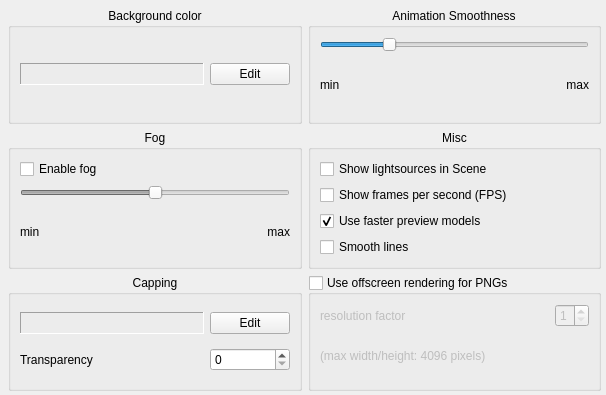
Above: source/VIEW/DIALOGS/stageSettings.ui from BALL-Project/ball before the change. Below: the same form after it.
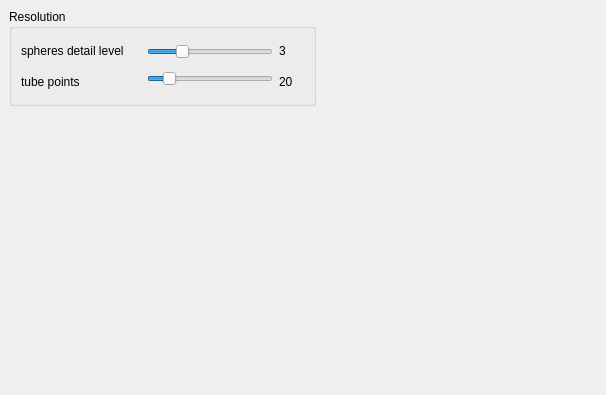
That is the form after the change.

Commit message: added RTFact resolution parameters to the "Preference"-dialog - entry "Display"

```diff
--- a/source/VIEW/DIALOGS/stageSettings.ui
+++ b/source/VIEW/DIALOGS/stageSettings.ui
@@ -22,7 +22,7 @@
     </rect>
    </property>
    <property name="currentIndex" >
-    <number>0</number>
+    <number>4</number>
    </property>
    <widget class="QWidget" name="Main" >
     <layout class="QGridLayout" >
@@ -978,6 +978,272 @@
      </item>
     </layout>
    </widget>
+   <widget class="QWidget" name="RTFact" >
+    <widget class="QWidget" name="" >
+     <property name="geometry" >
+      <rect>
+       <x>10</x>
+       <y>10</y>
+       <width>614</width>
+       <height>390</height>
+      </rect>
+     </property>
+     <layout class="QHBoxLayout" >
+      <property name="margin" >
+       <number>0</number>
+      </property>
+      <property name="spacing" >
+       <number>6</number>
+      </property>
+      <item>
+       <layout class="QVBoxLayout" >
+        <property name="margin" >
+         <number>0</number>
+        </property>
+        <property name="spacing" >
+         <number>6</number>
+        </property>
+        <item>
+         <widget class="QGroupBox" name="groupBox_9" >
+          <property name="title" >
+           <string>Resolution</string>
+          </property>
+          <layout class="QGridLayout" >
+           <property name="margin" >
+            <number>9</number>
+           </property>
+           <property name="spacing" >
+            <number>6</number>
+           </property>
+           <item row="0" column="0" >
+            <layout class="QHBoxLayout" >
+             <property name="margin" >
+              <number>0</number>
+             </property>
+             <property name="spacing" >
+              <number>6</number>
+             </property>
+             <item>
+              <layout class="QVBoxLayout" >
+               <property name="margin" >
+                <number>0</number>
+               </property>
+               <property name="spacing" >
+                <number>6</number>
+               </property>
+               <item>
+                <widget class="QLabel" name="textLabel1_51" >
+                 <property name="sizePolicy" >
+                  <sizepolicy>
+                   <hsizetype>0</hsizetype>
+                   <vsizetype>0</vsizetype>
+                   <horstretch>0</horstretch>
+                   <verstretch>0</verstretch>
+                  </sizepolicy>
+                 </property>
+                 <property name="minimumSize" >
+                  <size>
+                   <width>120</width>
+                   <height>25</height>
+                  </size>
+                 </property>
+                 <property name="maximumSize" >
+                  <size>
+                   <width>140</width>
+                   <height>25</height>
+                  </size>
+                 </property>
+                 <property name="text" >
+                  <string>spheres detail level</string>
+                 </property>
+                </widget>
+               </item>
+               <item>
+                <widget class="QLabel" name="textLabel1_52" >
+                 <property name="sizePolicy" >
+                  <sizepolicy>
+                   <hsizetype>0</hsizetype>
+                   <vsizetype>0</vsizetype>
+                   <horstretch>0</horstretch>
+                   <verstretch>0</verstretch>
+                  </sizepolicy>
+                 </property>
+                 <property name="minimumSize" >
+                  <size>
+                   <width>30</width>
+                   <height>25</height>
+                  </size>
+                 </property>
+                 <property name="maximumSize" >
+                  <size>
+                   <width>220</width>
+                   <height>25</height>
+                  </size>
+                 </property>
+                 <property name="text" >
+                  <string>tube points</string>
+                 </property>
+                </widget>
+               </item>
+              </layout>
+             </item>
+             <item>
+              <layout class="QVBoxLayout" >
+               <property name="margin" >
+                <number>0</number>
+               </property>
+               <property name="spacing" >
+                <number>6</number>
+               </property>
+               <item>
+                <widget class="QSlider" name="sphere_points_slider" >
+                 <property name="minimumSize" >
+                  <size>
+                   <width>110</width>
+                   <height>0</height>
+                  </size>
+                 </property>
+                 <property name="minimum" >
+                  <number>1</number>
+                 </property>
+                 <property name="maximum" >
+                  <number>5</number>
+                 </property>
+                 <property name="value" >
+                  <number>2</number>
+                 </property>
+                 <property name="sliderPosition" >
+                  <number>2</number>
+                 </property>
+                 <property name="orientation" >
+                  <enum>Qt::Horizontal</enum>
+                 </property>
+                </widget>
+               </item>
+               <item>
+                <widget class="QSlider" name="tube_points_slider" >
+                 <property name="minimum" >
+                  <number>12</number>
+                 </property>
+                 <property name="maximum" >
+                  <number>72</number>
+                 </property>
+                 <property name="singleStep" >
+                  <number>2</number>
+                 </property>
+                 <property name="value" >
+                  <number>20</number>
+                 </property>
+                 <property name="sliderPosition" >
+                  <number>20</number>
+                 </property>
+                 <property name="orientation" >
+                  <enum>Qt::Horizontal</enum>
+                 </property>
+                </widget>
+               </item>
+              </layout>
+             </item>
+             <item>
+              <layout class="QVBoxLayout" >
+               <property name="margin" >
+                <number>0</number>
+               </property>
+               <property name="spacing" >
+                <number>6</number>
+               </property>
+               <item>
+                <widget class="QLabel" name="sphere_points_label" >
+                 <property name="sizePolicy" >
+                  <sizepolicy>
+                   <hsizetype>0</hsizetype>
+                   <vsizetype>0</vsizetype>
+                   <horstretch>0</horstretch>
+                   <verstretch>0</verstretch>
+                  </sizepolicy>
+                 </property>
+                 <property name="minimumSize" >
+                  <size>
+                   <width>25</width>
+                   <height>25</height>
+                  </size>
+                 </property>
+                 <property name="maximumSize" >
+                  <size>
+                   <width>120</width>
+                   <height>25</height>
+                  </size>
+                 </property>
+                 <property name="text" >
+                  <string>3</string>
+                 </property>
+                </widget>
+               </item>
+               <item>
+                <widget class="QLabel" name="tube_points_label" >
+                 <property name="sizePolicy" >
+                  <sizepolicy>
+                   <hsizetype>0</hsizetype>
+                   <vsizetype>0</vsizetype>
+                   <horstretch>0</horstretch>
+                   <verstretch>0</verstretch>
+                  </sizepolicy>
+                 </property>
+                 <property name="minimumSize" >
+                  <size>
+                   <width>20</width>
+                   <height>25</height>
+                  </size>
+                 </property>
+                 <property name="maximumSize" >
+                  <size>
+                   <width>120</width>
+                   <height>25</height>
+                  </size>
+                 </property>
+                 <property name="text" >
+                  <string>20</string>
+                 </property>
+                </widget>
+               </item>
+              </layout>
+             </item>
+            </layout>
+           </item>
+          </layout>
+         </widget>
+        </item>
+        <item>
+         <spacer>
+          <property name="orientation" >
+           <enum>Qt::Vertical</enum>
+          </property>
+          <property name="sizeHint" >
+           <size>
+            <width>20</width>
+            <height>281</height>
+           </size>
+          </property>
+         </spacer>
+        </item>
+       </layout>
+      </item>
+      <item>
+       <spacer>
+        <property name="orientation" >
+         <enum>Qt::Horizontal</enum>
+        </property>
+        <property name="sizeHint" >
+         <size>
+          <width>291</width>
+          <height>20</height>
+         </size>
+        </property>
+       </spacer>
+      </item>
+     </layout>
+    </widget>
+   </widget>
   </widget>
  </widget>
  <layoutdefault spacing="6" margin="11" />
```
